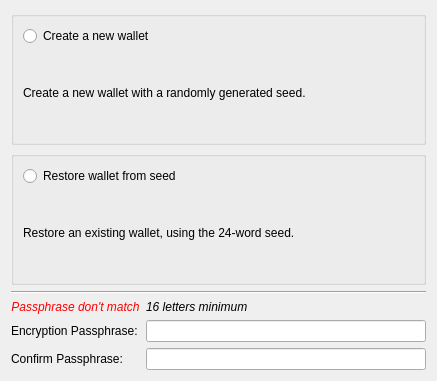
First picture: the form in src/newwallet.ui, repository jahway603/SilentDragonLite, before the edit.
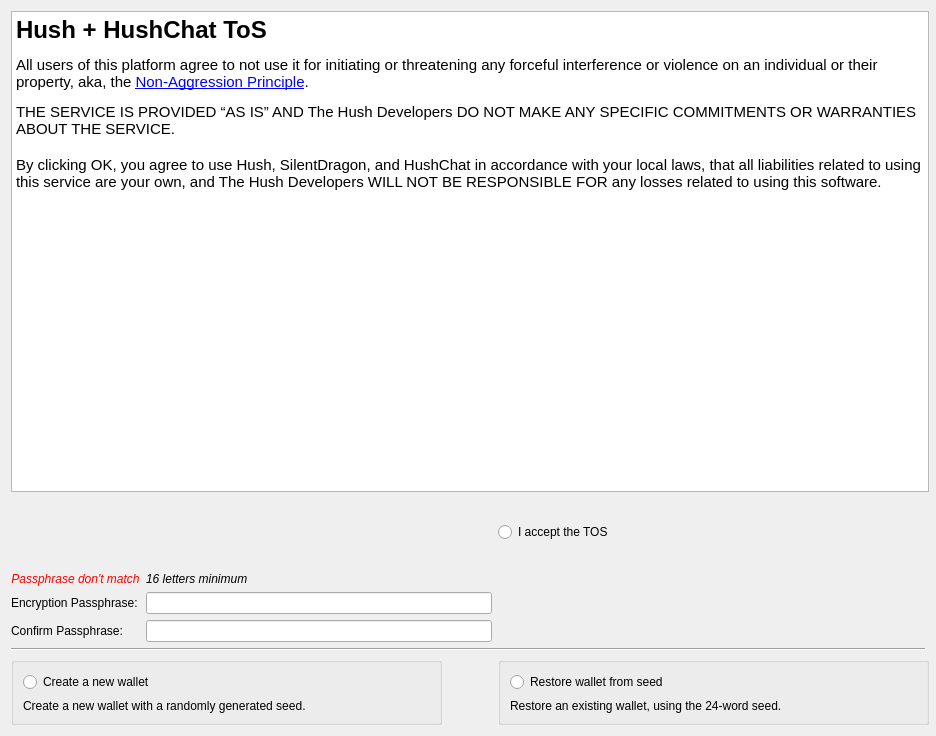
Second picture: the form after the edit.

Commit message: first implementation of HushChat TOS

Patch:
```diff
--- a/src/newwallet.ui
+++ b/src/newwallet.ui
@@ -6,114 +6,60 @@
    <rect>
     <x>0</x>
     <y>0</y>
-    <width>437</width>
-    <height>381</height>
+    <width>936</width>
+    <height>736</height>
    </rect>
   </property>
+  <property name="minimumSize">
+   <size>
+    <width>936</width>
+    <height>736</height>
+   </size>
+  </property>
   <property name="windowTitle">
    <string>Create New SDL Wallet</string>
   </property>
   <layout class="QGridLayout" name="gridLayout">
-   <item row="6" column="0">
-    <widget class="QLabel" name="label_6">
-     <property name="text">
-      <string>Confirm Passphrase:</string>
-     </property>
-    </widget>
-   </item>
-   <item row="6" column="1" colspan="2">
-    <widget class="QLineEdit" name="txtConfirmPassword">
-     <property name="echoMode">
-      <enum>QLineEdit::Password</enum>
-     </property>
-    </widget>
-   </item>
-   <item row="1" column="0" colspan="3">
-    <widget class="QGroupBox" name="groupBox_2">
-     <property name="sizePolicy">
-      <sizepolicy hsizetype="Preferred" vsizetype="Expanding">
-       <horstretch>0</horstretch>
-       <verstretch>0</verstretch>
-      </sizepolicy>
-     </property>
-     <property name="title">
-      <string/>
-     </property>
-     <layout class="QGridLayout" name="gridLayout_3">
-      <item row="0" column="0">
-       <widget class="QRadioButton" name="radioRestoreWallet">
-        <property name="text">
-         <string>Restore wallet from seed</string>
-        </property>
-       </widget>
-      </item>
-      <item row="1" column="0">
-       <widget class="QLabel" name="label_3">
-        <property name="text">
-         <string>Restore an existing wallet, using the 24-word seed. </string>
-        </property>
-        <property name="wordWrap">
-         <bool>true</bool>
-        </property>
-       </widget>
-      </item>
-     </layout>
-    </widget>
-   </item>
-   <item row="5" column="1" colspan="2">
-    <widget class="QLineEdit" name="txtPassword">
-     <property name="echoMode">
-      <enum>QLineEdit::Password</enum>
-     </property>
-    </widget>
-   </item>
    <item row="0" column="0" colspan="3">
-    <widget class="QGroupBox" name="groupBox">
-     <property name="sizePolicy">
-      <sizepolicy hsizetype="Preferred" vsizetype="Expanding">
-       <horstretch>0</horstretch>
-       <verstretch>0</verstretch>
-      </sizepolicy>
+    <widget class="QTextBrowser" name="textBrowser">
+     <property name="minimumSize">
+      <size>
+       <width>918</width>
+       <height>481</height>
+      </size>
      </property>
-     <property name="title">
-      <string/>
+     <property name="html">
+      <string>&lt;!DOCTYPE HTML PUBLIC &quot;-//W3C//DTD HTML 4.0//EN&quot; &quot;http://www.w3.org/TR/REC-html40/strict.dtd&quot;&gt;
+&lt;html&gt;&lt;head&gt;&lt;meta name=&quot;qrichtext&quot; content=&quot;1&quot; /&gt;&lt;style type=&quot;text/css&quot;&gt;
+p, li { white-space: pre-wrap; }
+&lt;/style&gt;&lt;/head&gt;&lt;body style=&quot; font-family:'Ubuntu'; font-size:11pt; font-weight:400; font-style:normal;&quot;&gt;
+&lt;h1 style=&quot; margin-top:18px; margin-bottom:12px; margin-left:0px; margin-right:0px; -qt-block-indent:0; text-indent:0px;&quot;&gt;&lt;span style=&quot; font-size:xx-large; font-weight:600;&quot;&gt;Hush + HushChat ToS&lt;/span&gt;&lt;/h1&gt;
+&lt;p style=&quot; margin-top:12px; margin-bottom:12px; margin-left:0px; margin-right:0px; -qt-block-indent:0; text-indent:0px;&quot;&gt;All users of this platform agree to not use it for initiating or threatening any forceful interference or violence on an individual or their property, aka, the &lt;a href=&quot;https://en.wikipedia.org/wiki/Non-aggression_principle&quot;&gt;&lt;span style=&quot; text-decoration: underline; color:#0000ff;&quot;&gt;Non-Aggression Principle&lt;/span&gt;&lt;/a&gt;.&lt;/p&gt;
+&lt;p style=&quot; margin-top:0px; margin-bottom:0px; margin-left:0px; margin-right:0px; -qt-block-indent:0; text-indent:0px;&quot;&gt;THE SERVICE IS PROVIDED “AS IS” AND The Hush Developers DO NOT MAKE ANY SPECIFIC COMMITMENTS OR WARRANTIES ABOUT THE SERVICE.&lt;/p&gt;
+&lt;p style=&quot;-qt-paragraph-type:empty; margin-top:0px; margin-bottom:0px; margin-left:0px; margin-right:0px; -qt-block-indent:0; text-indent:0px;&quot;&gt;&lt;br /&gt;&lt;/p&gt;
+&lt;p style=&quot; margin-top:0px; margin-bottom:0px; margin-left:0px; margin-right:0px; -qt-block-indent:0; text-indent:0px;&quot;&gt;By clicking OK, you agree to use Hush, SilentDragon, and HushChat in accordance with your local laws, that all liabilities related to using this service are your own, and The Hush Developers WILL NOT BE RESPONSIBLE FOR any losses related to using this software.&lt;/p&gt;
+&lt;p style=&quot;-qt-paragraph-type:empty; margin-top:0px; margin-bottom:0px; margin-left:0px; margin-right:0px; -qt-block-indent:0; text-indent:0px;&quot;&gt;&lt;br /&gt;&lt;/p&gt;
+&lt;p style=&quot;-qt-paragraph-type:empty; margin-top:0px; margin-bottom:0px; margin-left:0px; margin-right:0px; -qt-block-indent:0; text-indent:0px;&quot;&gt;&lt;br /&gt;&lt;/p&gt;&lt;/body&gt;&lt;/html&gt;</string>
      </property>
-     <layout class="QGridLayout" name="gridLayout_2">
-      <item row="0" column="0">
-       <widget class="QRadioButton" name="radioNewWallet">
-        <property name="text">
-         <string>Create a new wallet</string>
-        </property>
-       </widget>
-      </item>
-      <item row="1" column="0">
-       <widget class="QLabel" name="label_2">
-        <property name="text">
-         <string>Create a new wallet with a randomly generated seed.</string>
-        </property>
-        <property name="wordWrap">
-         <bool>true</bool>
-        </property>
-       </widget>
-      </item>
-     </layout>
+     <property name="openExternalLinks">
+      <bool>true</bool>
+     </property>
     </widget>
    </item>
-   <item row="2" column="0" colspan="3">
-    <widget class="Line" name="line_2">
+   <item row="1" column="0">
+    <spacer name="verticalSpacer">
      <property name="orientation">
-      <enum>Qt::Horizontal</enum>
+      <enum>Qt::Vertical</enum>
      </property>
-    </widget>
-   </item>
-   <item row="5" column="0">
-    <widget class="QLabel" name="label_4">
-     <property name="text">
-      <string>Encryption Passphrase:</string>
+     <property name="sizeHint" stdset="0">
+      <size>
+       <width>20</width>
+       <height>38</height>
+      </size>
      </property>
-    </widget>
+    </spacer>
    </item>
-   <item row="3" column="0">
+   <item row="2" column="0">
     <widget class="QLabel" name="lblPasswordMatch">
      <property name="sizePolicy">
       <sizepolicy hsizetype="Fixed" vsizetype="Preferred">
@@ -132,7 +78,7 @@
      </property>
     </widget>
    </item>
-   <item row="3" column="1">
+   <item row="2" column="1">
     <widget class="QLabel" name="label_5">
      <property name="sizePolicy">
       <sizepolicy hsizetype="Fixed" vsizetype="Preferred">
@@ -145,6 +91,142 @@
      </property>
     </widget>
    </item>
+   <item row="3" column="0">
+    <widget class="QLabel" name="label_4">
+     <property name="text">
+      <string>Encryption Passphrase:</string>
+     </property>
+    </widget>
+   </item>
+   <item row="3" column="1">
+    <widget class="QLineEdit" name="txtPassword">
+     <property name="echoMode">
+      <enum>QLineEdit::Password</enum>
+     </property>
+    </widget>
+   </item>
+   <item row="4" column="0">
+    <widget class="QLabel" name="label_6">
+     <property name="text">
+      <string>Confirm Passphrase:</string>
+     </property>
+    </widget>
+   </item>
+   <item row="4" column="1">
+    <widget class="QLineEdit" name="txtConfirmPassword">
+     <property name="echoMode">
+      <enum>QLineEdit::Password</enum>
+     </property>
+    </widget>
+   </item>
+   <item row="5" column="0" colspan="3">
+    <widget class="Line" name="line_2">
+     <property name="orientation">
+      <enum>Qt::Horizontal</enum>
+     </property>
+    </widget>
+   </item>
+   <item row="6" column="0" colspan="2">
+    <widget class="QGroupBox" name="groupBox">
+     <property name="sizePolicy">
+      <sizepolicy hsizetype="Preferred" vsizetype="Expanding">
+       <horstretch>0</horstretch>
+       <verstretch>0</verstretch>
+      </sizepolicy>
+     </property>
+     <property name="minimumSize">
+      <size>
+       <width>431</width>
+       <height>0</height>
+      </size>
+     </property>
+     <property name="maximumSize">
+      <size>
+       <width>431</width>
+       <height>16777215</height>
+      </size>
+     </property>
+     <property name="title">
+      <string/>
+     </property>
+     <layout class="QGridLayout" name="gridLayout_2">
+      <item row="1" column="0">
+       <widget class="QLabel" name="label_2">
+        <property name="text">
+         <string>Create a new wallet with a randomly generated seed.</string>
+        </property>
+        <property name="wordWrap">
+         <bool>true</bool>
+        </property>
+       </widget>
+      </item>
+      <item row="0" column="0">
+       <widget class="QRadioButton" name="radioNewWallet">
+        <property name="text">
+         <string>Create a new wallet</string>
+        </property>
+       </widget>
+      </item>
+     </layout>
+    </widget>
+   </item>
+   <item row="6" column="2">
+    <widget class="QGroupBox" name="groupBox_2">
+     <property name="sizePolicy">
+      <sizepolicy hsizetype="Preferred" vsizetype="Expanding">
+       <horstretch>0</horstretch>
+       <verstretch>0</verstretch>
+      </sizepolicy>
+     </property>
+     <property name="minimumSize">
+      <size>
+       <width>431</width>
+       <height>0</height>
+      </size>
+     </property>
+     <property name="maximumSize">
+      <size>
+       <width>431</width>
+       <height>16777215</height>
+      </size>
+     </property>
+     <property name="title">
+      <string/>
+     </property>
+     <layout class="QGridLayout" name="gridLayout_3">
+      <item row="0" column="0">
+       <widget class="QRadioButton" name="radioRestoreWallet">
+        <property name="text">
+         <string>Restore wallet from seed</string>
+        </property>
+       </widget>
+      </item>
+      <item row="1" column="0">
+       <widget class="QLabel" name="label_3">
+        <property name="text">
+         <string>Restore an existing wallet, using the 24-word seed. </string>
+        </property>
+        <property name="wordWrap">
+         <bool>true</bool>
+        </property>
+       </widget>
+      </item>
+     </layout>
+    </widget>
+   </item>
+   <item row="1" column="2">
+    <widget class="QRadioButton" name="TOS">
+     <property name="maximumSize">
+      <size>
+       <width>251</width>
+       <height>16777215</height>
+      </size>
+     </property>
+     <property name="text">
+      <string>I accept the TOS</string>
+     </property>
+    </widget>
+   </item>
   </layout>
  </widget>
  <resources/>
```
The commit also changes 3 other files.
